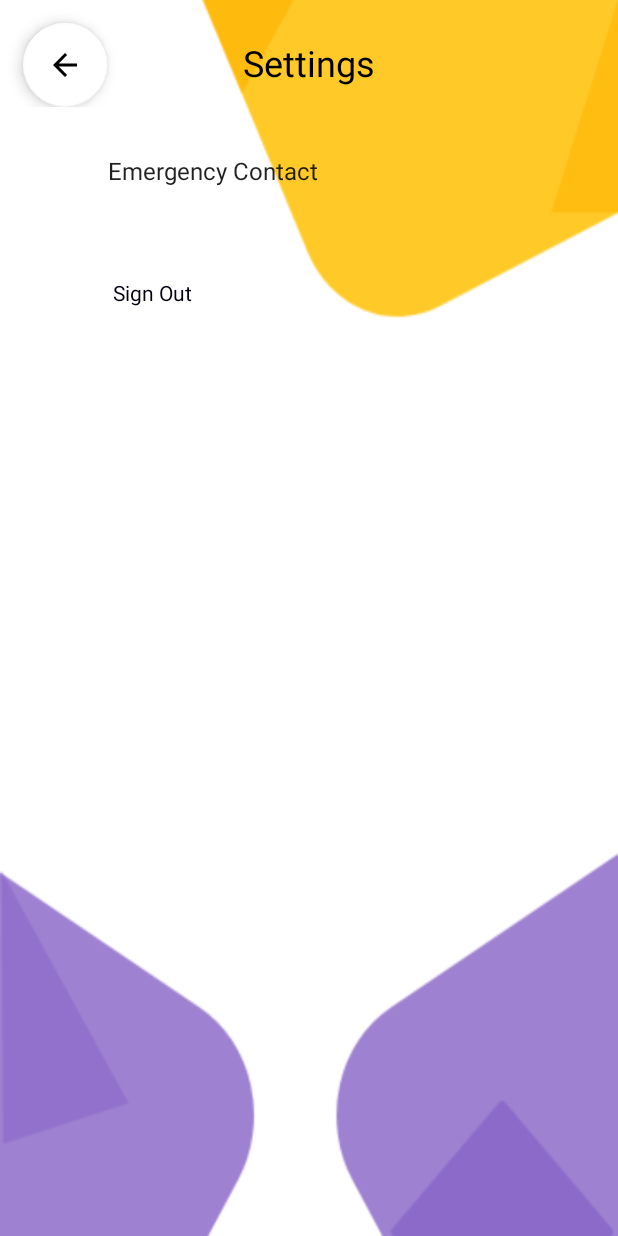
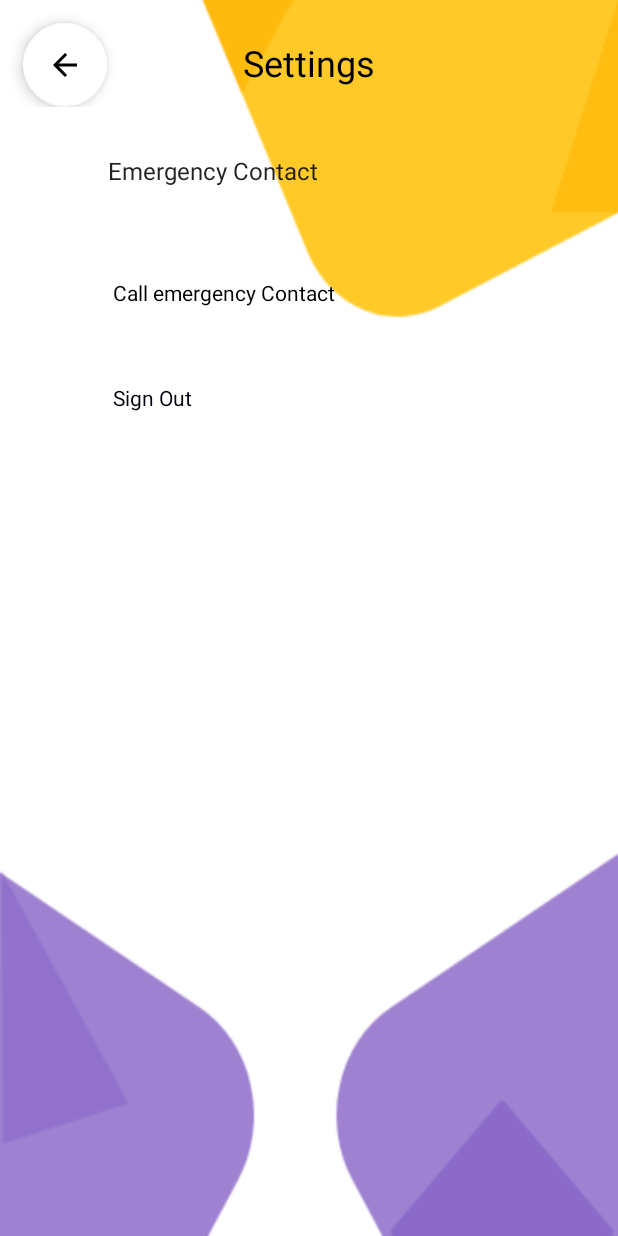
Before and after one commit to PratheekRBhat/OnLoad-Project-X, an Android app: the screen it shows after launch once a user with an empty profile is signed in (SettingsActivity), after a tap on an icon or button, on a phone screen of 412 x 824 dp. Run offline under Robolectric (Android 15) with nearby library versions, the light colour scheme and no system bars; our stand-ins replace AdMob, Firebase (no records; nobody signed in at launch, a user with empty details on screens opened directly), Volley, androidx.preference; libraries missing offline, so code that uses them is left out: com.firebase.geofire; 1 statement that could not run was skipped.

Commit message:
emergency contact calling feature added

```diff
--- a/app/src/main/java/com/example/projectx/SettingsActivity.java
+++ b/app/src/main/java/com/example/projectx/SettingsActivity.java
@@ -1,7 +1,11 @@
 package com.example.projectx;
 
 import androidx.appcompat.app.AppCompatActivity;
+import androidx.preference.PreferenceManager;
+
 import android.content.Intent;
+import android.content.SharedPreferences;
+import android.net.Uri;
 import android.os.Bundle;
 import android.view.View;
 import android.widget.TextView;
@@ -36,6 +40,8 @@ public class SettingsActivity extends AppCompatActivity  {
         AdRequest adRequest = new AdRequest.Builder().build();
         adView.loadAd(adRequest);
 
+        SharedPreferences sharedPreferences = PreferenceManager.getDefaultSharedPreferences(this);
+        final String emergencyContact = sharedPreferences.getString(getString(R.string.emergency_contact_preference_key), "Not set");
 
         FloatingActionButton backButton = findViewById(R.id.backButton);
         backButton.setOnClickListener(new View.OnClickListener() {
@@ -57,5 +63,15 @@ public class SettingsActivity extends AppCompatActivity  {
                 startActivity(intent);
             }
         });
+
+        TextView callEmergencyContact = findViewById(R.id.callEmergencyContact);
+        callEmergencyContact.setOnClickListener(new View.OnClickListener() {
+            @Override
+            public void onClick(View v) {
+                Intent callIntent = new Intent(Intent.ACTION_DIAL);
+                callIntent.setData(Uri.parse("tel:"+emergencyContact));
+                startActivity(callIntent);
+            }
+        });
     }
 }
--- a/app/src/main/java/com/example/projectx/User_Activity.java
+++ b/app/src/main/java/com/example/projectx/User_Activity.java
@@ -117,9 +117,10 @@ public class User_Activity extends AppCompatActivity implements OnMapReadyCallba
     private TextView vname,vphone;
     private ImageButton callButton;
 
-    private String volunteerKey,SourceKey;
+    private String volunteerKey;
+    private String SourceKey;
     private double volunteerLatitude,volunteerLongitude;
-    private String emergencyContact;
+
 
     @Override
     protected void onCreate(Bundle savedInstanceState) {
@@ -133,9 +134,6 @@ public class User_Activity extends AppCompatActivity implements OnMapReadyCallba
 
         setContentView(R.layout.activity_user_);
         userID = FirebaseAuth.getInstance().getCurrentUser().getUid();
-        SharedPreferences sharedPreferences = getBaseContext().getSharedPreferences("UserPhoneNumber",MODE_PRIVATE);
-        Phone_number = sharedPreferences.getString("phoneNumber"," ");
-//        Toast.makeText(this,""+Phone_number,Toast.LENGTH_LONG).show();
         currentUser();
         checkEmergencyNumber();
 
@@ -163,10 +161,6 @@ public class User_Activity extends AppCompatActivity implements OnMapReadyCallba
 
         FirebaseMessaging.getInstance().subscribeToTopic(userID);
 
-            FirebaseMessaging.getInstance().subscribeToTopic(Phone_number);
-
-
-
         FloatingActionButton backButton = findViewById(R.id.settings);
         backButton.setOnClickListener(new View.OnClickListener() {
             @Override
@@ -176,7 +170,6 @@ public class User_Activity extends AppCompatActivity implements OnMapReadyCallba
             }
         });
         Button AttendingButton = findViewById(R.id.Attending_button);
-
 
         vname = findViewById(R.id.Volunteer_name);
         vphone = findViewById(R.id.Volunteer_phone);
@@ -194,7 +187,6 @@ public class User_Activity extends AppCompatActivity implements OnMapReadyCallba
                     public void onClick(DialogInterface dialog, int which) {
                         Toast.makeText(getApplicationContext(), "Help is on its way", Toast.LENGTH_SHORT).show();
                         findVolunteers();
-                        //sendNotificationToEmergencyContact();
 
 
                     }
@@ -229,17 +221,8 @@ public class User_Activity extends AppCompatActivity implements OnMapReadyCallba
                     break;
                 case "Volunteer":
                     createDistressSignalLocationOnMap(destinationLatitude, destinationLongitude);
+                    break;
 
-                    break;
-                case "emergencyContact":
-                    AttendingButton.setOnClickListener(new View.OnClickListener() {
-                        @Override
-                        public void onClick(View v) {
-                            sendAttendingNotification(SourceKey);
-                        }
-                    });
-
-                    break;
             }
 
         }
@@ -297,68 +280,17 @@ public class User_Activity extends AppCompatActivity implements OnMapReadyCallba
         }
     }
 
-    private Boolean checkEmergencyNumber(){
+    private void checkEmergencyNumber(){
 
-        boolean test = false;
+
         SharedPreferences sharedPreferences = PreferenceManager.getDefaultSharedPreferences(this);
-        emergencyContact = sharedPreferences.getString(getString(R.string.emergency_contact_preference_key),"Not set");
-        if(emergencyContact!=null){
-            if(emergencyContact.equals("Not set")||emergencyContact.length()!=10){
-                Toast.makeText(this,"Number not set or number format isn't proper",Toast.LENGTH_SHORT).show();
-            }
-            else{
-                test = true;
-                Toast.makeText(this,""+emergencyContact,Toast.LENGTH_SHORT).show();
+        String emergencyContact = sharedPreferences.getString(getString(R.string.emergency_contact_preference_key), "Not set");
+        if(emergencyContact !=null){
+            if(emergencyContact.equals("Not set")|| emergencyContact.length()!=10) {
+                Toast.makeText(this, "Number not set or number format isn't proper", Toast.LENGTH_SHORT).show();
             }
         }
-        return test;
     }
-//    private void sendNotificationToEmergencyContact(){
-//
-//        if(checkEmergencyNumber()){
-//            JSONObject mainObj = new JSONObject();
-//            try {
-//                mainObj.put("to", "/topics/"+emergencyContact);
-//                JSONObject notificationObject = new JSONObject();
-//                notificationObject.put("title", " " + Name + " needs your help");
-//                notificationObject.put("body", " Phone Number : "+Phone_number);
-//                JSONObject locationData = new JSONObject();
-//                locationData.put("Latitude", Latitude);
-//                locationData.put("Longitude", Longitude);
-//                locationData.put("Key",userID);
-//                locationData.put("Sender","emergencyContact");
-//
-//                mainObj.put("notification", notificationObject);
-//                mainObj.put("data", locationData);
-//                JsonObjectRequest jsonObjectRequest = new JsonObjectRequest(Request.Method.POST, URL,
-//                        mainObj,
-//                        new Response.Listener<JSONObject>() {
-//                            @Override
-//                            public void onResponse(JSONObject response) {
-//                            }
-//                        }, new Response.ErrorListener() {
-//                    @Override
-//                    public void onErrorResponse(VolleyError error) {
-//
-//                    }
-//                }
-//                )
-//                {
-//                    @Override
-//                    public Map<String, String> getHeaders() throws AuthFailureError {
-//                        Map<String, String> header = new HashMap<>();
-//                        header.put("content-type", "application/json");
-//                        header.put("authorization", "key=AIzaSyA-spthIkyVNryk0TVAFUqTvRenjeP3FeI");
-//                        return header;
-//                    }
-//                };
-//                requestQueue.add(jsonObjectRequest);
-//            } catch (JSONException e) {
-//                e.printStackTrace();
-//            }
-//        }
-//
-//    }
 
     private void startLocationWorker() {
         Data workerData = new Data.Builder().putString("uid", userID).build();
--- a/app/src/main/res/layout/activity_settings.xml
+++ b/app/src/main/res/layout/activity_settings.xml
@@ -49,6 +49,16 @@
     <TextView
         android:layout_width="match_parent"
         android:layout_height="wrap_content"
+        android:id="@+id/callEmergencyContact"
+        android:paddingTop="25dp"
+        android:paddingBottom="25dp"
+        android:paddingStart="75dp"
+        android:text="@string/call_emergency_contact"
+        android:textColor="#000000"
+        tools:ignore="RtlSymmetry" />
+    <TextView
+        android:layout_width="match_parent"
+        android:layout_height="wrap_content"
         android:id="@+id/signOut"
         android:text="@string/sign_out"
         android:paddingTop="25dp"
--- a/app/src/main/res/values/strings.xml
+++ b/app/src/main/res/values/strings.xml
@@ -34,6 +34,7 @@
     <string name="emergency_contact_preference_key">EmergencyContact</string>
     <string name="greeting">Nice to see you again!</string>
     <string name="contactNumber"> </string>
+    <string name="call_emergency_contact">Call emergency Contact</string>
 
 
 </resources>
```
Also changed, not shown: app/src/main/java/com/example/projectx/SignUpActivity.java (+0 -7 lines), app/src/main/java/com/example/projectx/myFirebaseMessagingService.java (+0 -9 lines).
